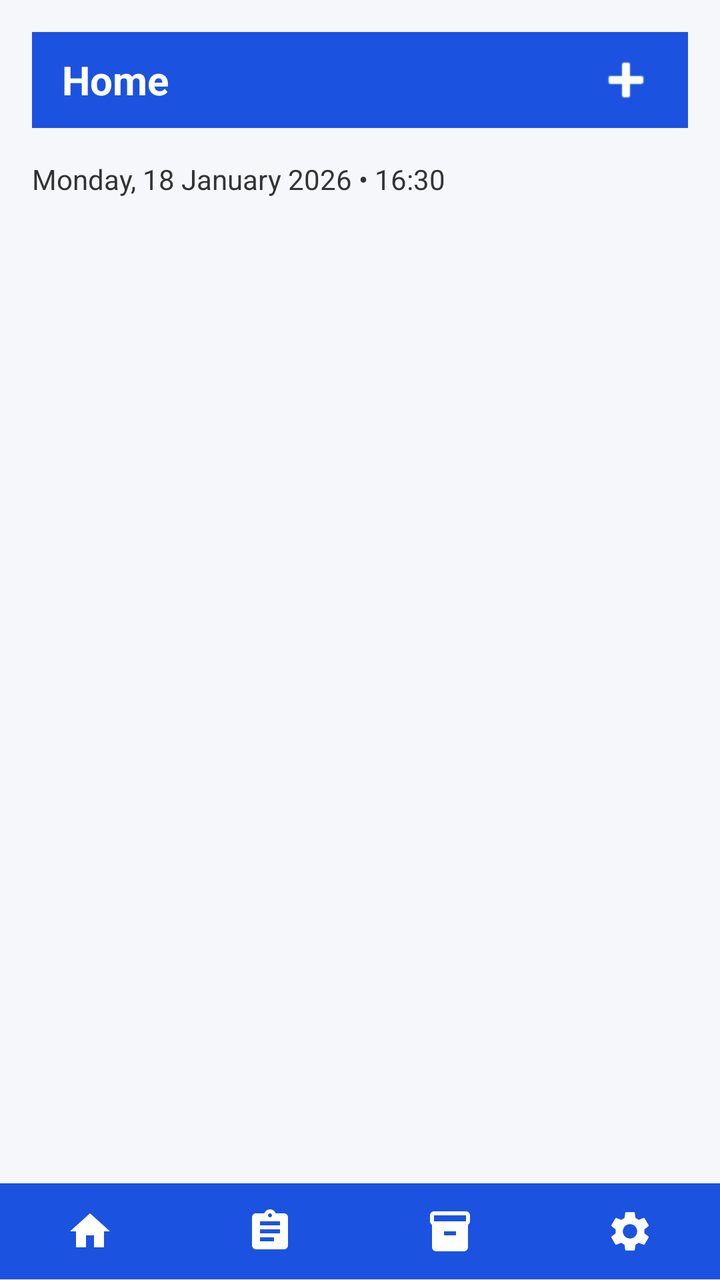
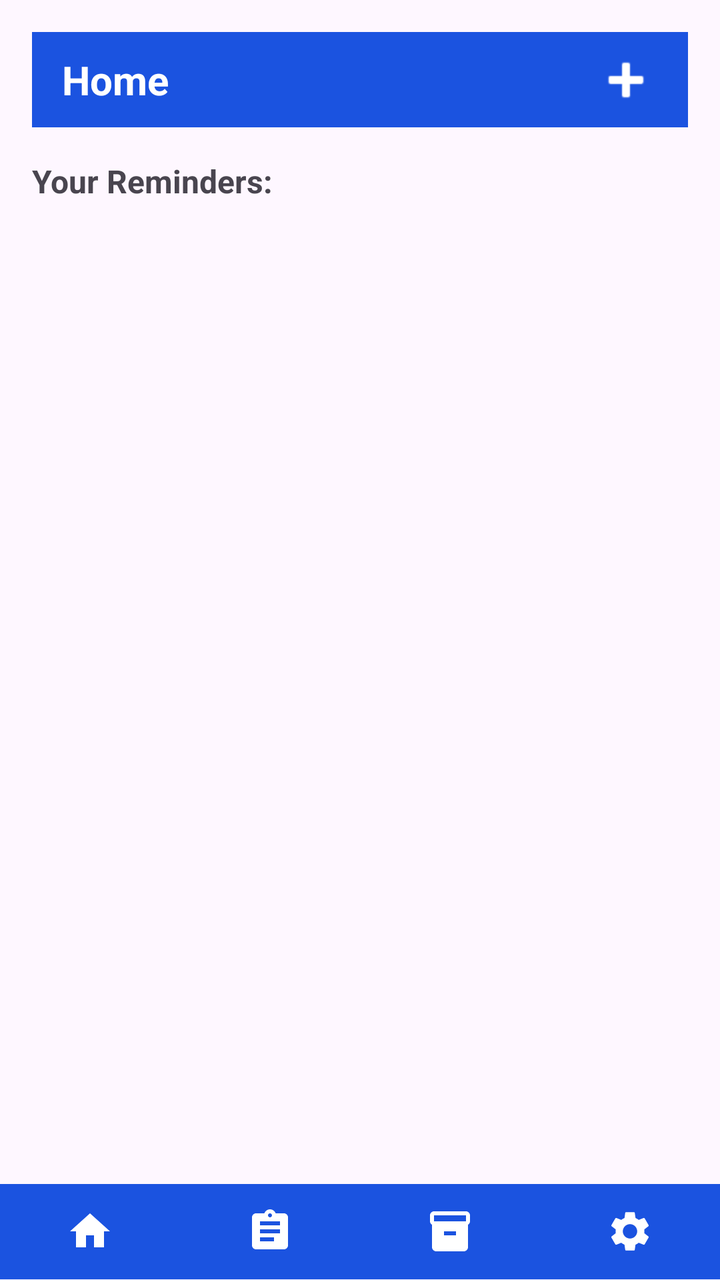

An Android layout rendered at two revisions. The XML below is the earlier revision; the diff shows what the commit changed to produce the second picture.
<!-- AndroidManifest.xml: application theme Theme.MediTrack -->
<!-- res/layout/activity_homepage.xml -->
<?xml version="1.0" encoding="utf-8"?>
<LinearLayout xmlns:android="http://schemas.android.com/apk/res/android"
    android:orientation="vertical"
    android:layout_width="match_parent"
    android:layout_height="match_parent"
    android:background="#F5F7FA">

    
    <LinearLayout
        android:layout_width="match_parent"
        android:layout_height="0dp"
        android:layout_weight="0.1"
        android:layout_margin="16dp"
        android:background="@color/blue"
        android:tag="appTheme"
        android:padding="10dp"
        android:gravity="center_vertical"
        android:orientation="horizontal">

        <TextView
            android:layout_width="0dp"
            android:layout_height="wrap_content"
            android:layout_weight="1"
            android:text="Home"
            android:textColor="#FFFFFF"
            android:textSize="20sp"
            android:textStyle="bold"
            android:layout_gravity="center_vertical"
            android:layout_marginLeft="5dp"/>

        <ImageButton
            android:id="@+id/btnAddReminder"
            android:layout_width="wrap_content"
            android:layout_height="wrap_content"
            android:background="@null"
            android:src="@android:drawable/ic_input_add"
            android:tint="#FFFFFF"
            android:contentDescription="Add Medication"
            android:layout_gravity="center_vertical"
            android:layout_marginRight="5dp"/>
    </LinearLayout>

    
    <TextView
        android:id="@+id/txtDateTime"
        android:layout_width="wrap_content"
        android:layout_height="wrap_content"
        android:text="Monday, 18 January 2026 • 16:30"
        android:textSize="14sp"
        android:textColor="#333333"
        android:layout_marginStart="16dp"
        android:layout_marginBottom="12dp"/>

    
    <androidx.recyclerview.widget.RecyclerView
        android:layout_width="match_parent"
        android:layout_height="0dp"
        android:layout_weight="1"
        android:id="@+id/recyclerViewReminder"
        android:padding="16dp">

    </androidx.recyclerview.widget.RecyclerView>

    
    <LinearLayout
        android:layout_width="match_parent"
        android:layout_height="0dp"
        android:layout_weight="0.1"
        android:background="@color/blue"
        android:tag="appTheme"
        android:orientation="horizontal"
        android:weightSum="4">

        
        <LinearLayout
            android:layout_width="0dp"
            android:layout_height="match_parent"
            android:layout_weight="1"
            android:gravity="center"
            android:clickable="true"
            android:focusable="true">

            <ImageButton
                android:layout_width="24dp"
                android:layout_height="24dp"
                android:id="@+id/homeBtn"
                android:src="@drawable/homepage"
                android:contentDescription="Home "
                android:background="@null"
                android:scaleType="fitCenter"
                android:tint="#FFFFFF"/>
        </LinearLayout>

        
        <LinearLayout
            android:layout_width="0dp"
            android:layout_height="match_parent"
            android:layout_weight="1"
            android:gravity="center"
            android:clickable="true"
            android:focusable="true">

            <ImageButton
                android:layout_width="24dp"
                android:layout_height="24dp"
                android:id="@+id/recordsBtn"
                android:src="@drawable/records"
                android:contentDescription="Records"
                android:background="@null"
                android:scaleType="fitCenter"
                android:tint="#FFFFFF"/>
        </LinearLayout>

        
        <LinearLayout
            android:layout_width="0dp"
            android:layout_height="match_parent"
            android:layout_weight="1"
            android:gravity="center"
            android:clickable="true"
            android:focusable="true">

            <ImageButton
                android:layout_width="24dp"
                android:layout_height="24dp"
                android:id="@+id/inventoryBtn"
                android:src="@drawable/inventory"
                android:contentDescription="Inventory"
                android:background="@null"
                android:scaleType="fitCenter"
                android:tint="#FFFFFF"/>
        </LinearLayout>

        
        <LinearLayout
            android:layout_width="0dp"
            android:layout_height="match_parent"
            android:layout_weight="1"
            android:gravity="center"
            android:clickable="true"
            android:focusable="true">

            <ImageButton
                android:layout_width="24dp"
                android:layout_height="24dp"
                android:id="@+id/settingsBtn"
                android:src="@drawable/settings"
                android:contentDescription="Settings"
                android:background="@null"
                android:scaleType="fitCenter"
                android:tint="#FFFFFF"/>
        </LinearLayout>

    </LinearLayout>

</LinearLayout>
<!-- resources referenced by this layout -->
<resources>
  <color name="blue">#1B53E0</color>
  <!-- drawable homepage (drawable) -->
  <vector xmlns:android="http://schemas.android.com/apk/res/android" android:height="24dp" android:tint="#000000" android:viewportHeight="24" android:viewportWidth="24" android:width="24dp">
        
      <path android:fillColor="@android:color/white" android:pathData="M10,20v-6h4v6h5v-8h3L12,3 2,12h3v8z"/>
      
  </vector>
  <!-- drawable inventory (drawable) -->
  <vector xmlns:android="http://schemas.android.com/apk/res/android" android:height="24dp" android:tint="#000000" android:viewportHeight="24" android:viewportWidth="24" android:width="24dp">
        
      <path android:fillColor="@android:color/white" android:pathData="M20,2L4,2c-1,0 -2,0.9 -2,2v3.01c0,0.72 0.43,1.34 1,1.69L3,20c0,1.1 1.1,2 2,2h14c0.9,0 2,-0.9 2,-2L21,8.7c0.57,-0.35 1,-0.97 1,-1.69L22,4c0,-1.1 -1,-2 -2,-2zM15,14L9,14v-2h6v2zM20,7L4,7L4,4l16,-0.02L20,7z"/>
      
  </vector>
  <!-- drawable records (drawable) -->
  <vector xmlns:android="http://schemas.android.com/apk/res/android" android:autoMirrored="true" android:height="24dp" android:tint="#000000" android:viewportHeight="24" android:viewportWidth="24" android:width="24dp">
        
      <path android:fillColor="@android:color/white" android:pathData="M19,3h-4.18C14.4,1.84 13.3,1 12,1c-1.3,0 -2.4,0.84 -2.82,2L5,3c-1.1,0 -2,0.9 -2,2v14c0,1.1 0.9,2 2,2h14c1.1,0 2,-0.9 2,-2L21,5c0,-1.1 -0.9,-2 -2,-2zM12,3c0.55,0 1,0.45 1,1s-0.45,1 -1,1 -1,-0.45 -1,-1 0.45,-1 1,-1zM14,17L7,17v-2h7v2zM17,13L7,13v-2h10v2zM17,9L7,9L7,7h10v2z"/>
      
  </vector>
  <!-- drawable settings (drawable) -->
  <vector xmlns:android="http://schemas.android.com/apk/res/android" android:height="24dp" android:tint="#000000" android:viewportHeight="24" android:viewportWidth="24" android:width="24dp">
        
      <path android:fillColor="@android:color/white" android:pathData="M19.14,12.94c0.04,-0.3 0.06,-0.61 0.06,-0.94c0,-0.32 -0.02,-0.64 -0.07,-0.94l2.03,-1.58c0.18,-0.14 0.23,-0.41 0.12,-0.61l-1.92,-3.32c-0.12,-0.22 -0.37,-0.29 -0.59,-0.22l-2.39,0.96c-0.5,-0.38 -1.03,-0.7 -1.62,-0.94L14.4,2.81c-0.04,-0.24 -0.24,-0.41 -0.48,-0.41h-3.84c-0.24,0 -0.43,0.17 -0.47,0.41L9.25,5.35C8.66,5.59 8.12,5.92 7.63,6.29L5.24,5.33c-0.22,-0.08 -0.47,0 -0.59,0.22L2.74,8.87C2.62,9.08 2.66,9.34 2.86,9.48l2.03,1.58C4.84,11.36 4.8,11.69 4.8,12s0.02,0.64 0.07,0.94l-2.03,1.58c-0.18,0.14 -0.23,0.41 -0.12,0.61l1.92,3.32c0.12,0.22 0.37,0.29 0.59,0.22l2.39,-0.96c0.5,0.38 1.03,0.7 1.62,0.94l0.36,2.54c0.05,0.24 0.24,0.41 0.48,0.41h3.84c0.24,0 0.44,-0.17 0.47,-0.41l0.36,-2.54c0.59,-0.24 1.13,-0.56 1.62,-0.94l2.39,0.96c0.22,0.08 0.47,0 0.59,-0.22l1.92,-3.32c0.12,-0.22 0.07,-0.47 -0.12,-0.61L19.14,12.94zM12,15.6c-1.98,0 -3.6,-1.62 -3.6,-3.6s1.62,-3.6 3.6,-3.6s3.6,1.62 3.6,3.6S13.98,15.6 12,15.6z"/>
      
  </vector>
  <style name="Theme.MediTrack" parent="Base.Theme.MediTrack" />
  <style name="Base.Theme.MediTrack" parent="Theme.Material3.DayNight.NoActionBar">
          
          
      </style>
</resources>

<!-- the commit's change to res/layout/activity_homepage.xml (unified diff, before → after) -->
@@ -2,8 +2,7 @@
 <LinearLayout xmlns:android="http://schemas.android.com/apk/res/android"
     android:orientation="vertical"
     android:layout_width="match_parent"
-    android:layout_height="match_parent"
-    android:background="#F5F7FA">
+    android:layout_height="match_parent">
 
     
     <LinearLayout
@@ -22,32 +21,31 @@
             android:layout_height="wrap_content"
             android:layout_weight="1"
             android:text="Home"
-            android:textColor="#FFFFFF"
+            android:textColor="@color/white"
             android:textSize="20sp"
             android:textStyle="bold"
             android:layout_gravity="center_vertical"
             android:layout_marginLeft="5dp"/>
 
+        
         <ImageButton
             android:id="@+id/btnAddReminder"
             android:layout_width="wrap_content"
             android:layout_height="wrap_content"
             android:background="@null"
             android:src="@android:drawable/ic_input_add"
-            android:tint="#FFFFFF"
+            android:tint="@color/white"
             android:contentDescription="Add Medication"
             android:layout_gravity="center_vertical"
             android:layout_marginRight="5dp"/>
     </LinearLayout>
 
-    
     <TextView
-        android:id="@+id/txtDateTime"
         android:layout_width="wrap_content"
         android:layout_height="wrap_content"
-        android:text="Monday, 18 January 2026 • 16:30"
-        android:textSize="14sp"
-        android:textColor="#333333"
+        android:text="Your Reminders:"
+        android:textStyle="bold"
+        android:textSize="16sp"
         android:layout_marginStart="16dp"
         android:layout_marginBottom="12dp"/>
 
@@ -88,7 +86,7 @@
                 android:contentDescription="Home "
                 android:background="@null"
                 android:scaleType="fitCenter"
-                android:tint="#FFFFFF"/>
+                android:tint="@color/white"/>
         </LinearLayout>
 
         
@@ -108,7 +106,7 @@
                 android:contentDescription="Records"
                 android:background="@null"
                 android:scaleType="fitCenter"
-                android:tint="#FFFFFF"/>
+                android:tint="@color/white"/>
         </LinearLayout>
 
         
@@ -128,7 +126,7 @@
                 android:contentDescription="Inventory"
                 android:background="@null"
                 android:scaleType="fitCenter"
-                android:tint="#FFFFFF"/>
+                android:tint="@color/white"/>
         </LinearLayout>
 
         
@@ -148,7 +146,7 @@
                 android:contentDescription="Settings"
                 android:background="@null"
                 android:scaleType="fitCenter"
-                android:tint="#FFFFFF"/>
+                android:tint="@color/white"/>
         </LinearLayout>
 
     </LinearLayout>
<!-- resource entries referenced after the edit -->
@@ -1,6 +1,7 @@
 <!-- resources referenced by this layout -->
 <resources>
   <color name="blue">#1B53E0</color>
+  <color name="white">#FFFFFFFF</color>
   <!-- drawable homepage (drawable) -->
   <vector xmlns:android="http://schemas.android.com/apk/res/android" android:height="24dp" android:tint="#000000" android:viewportHeight="24" android:viewportWidth="24" android:width="24dp">
         
